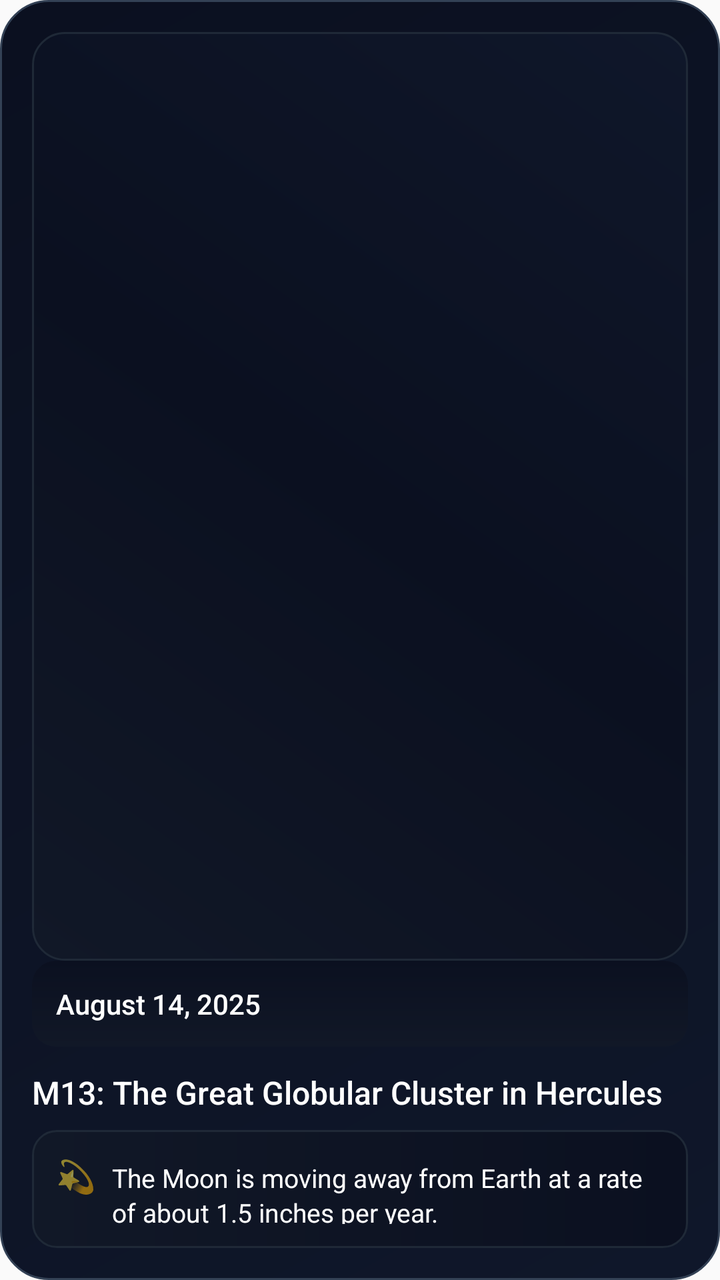
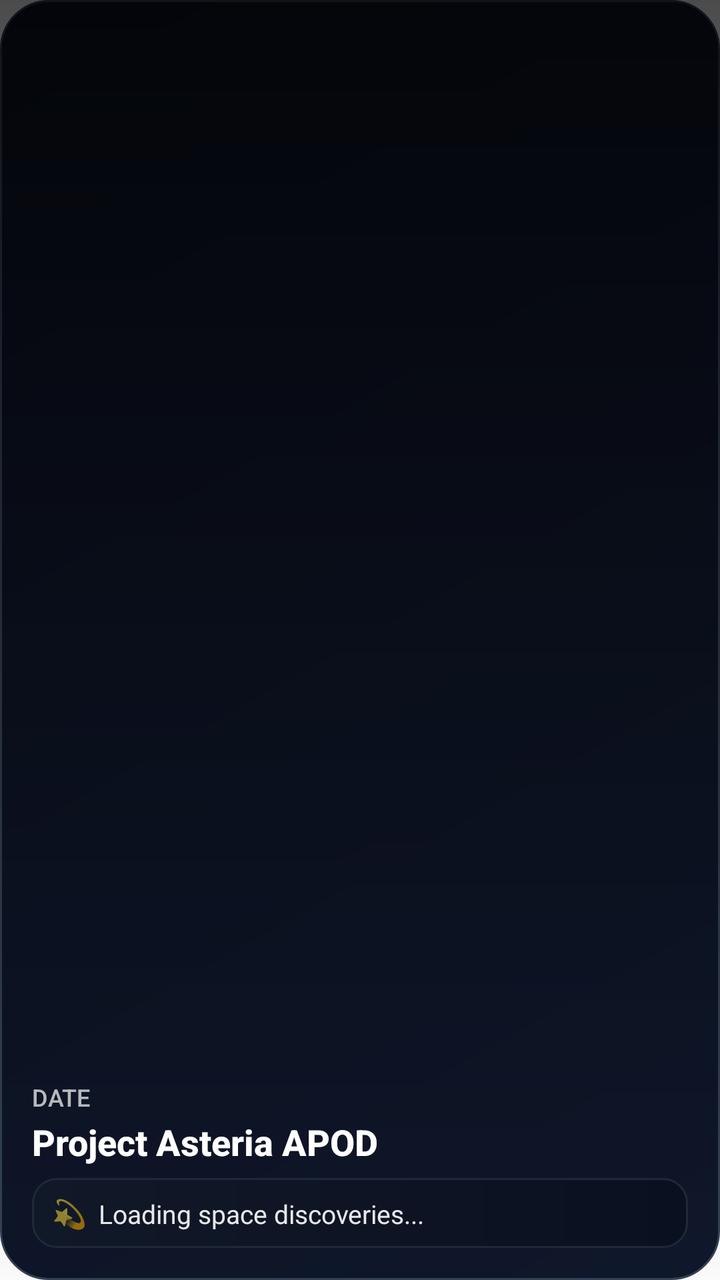

The first picture is an Android layout as it rendered before a commit; the second is the same layout after the commit. The layout source and the unified diff follow.
<!-- AndroidManifest.xml: application theme Theme.ProjectAsteria -->
<!-- res/layout/asteria_app_widget.xml -->
<?xml version="1.0" encoding="utf-8"?>
<LinearLayout xmlns:android="http://schemas.android.com/apk/res/android"
    android:layout_width="match_parent"
    android:layout_height="match_parent"
    android:background="@drawable/widget_background"
    android:orientation="vertical"
    android:padding="16dp">

    <LinearLayout
        android:id="@+id/widget_main_card"
        android:layout_width="match_parent"
        android:layout_height="match_parent"
        android:orientation="vertical">
        
        <ImageView
            android:id="@+id/widget_image"
            android:layout_width="match_parent"
            android:layout_height="0dp"
            android:layout_weight="1"
            android:adjustViewBounds="true"
            android:background="@drawable/widget_image_background"
            android:contentDescription="@string/app_name"
            android:scaleType="centerCrop" />
        
        <LinearLayout
            android:layout_width="match_parent"
            android:layout_height="wrap_content"
            android:background="@drawable/widget_header_background"
            android:orientation="horizontal"
            android:padding="12dp">

            <TextView
                android:id="@+id/widget_date"
                android:layout_width="0dp"
                android:layout_height="wrap_content"
                android:layout_weight="1"
                android:fontFamily="sans-serif-medium"
                android:text="August 14, 2025"
                android:textColor="@android:color/white"
                android:textSize="14sp" />

        </LinearLayout>

        <TextView
            android:id="@+id/widget_title"
            android:layout_width="match_parent"
            android:layout_height="wrap_content"
            android:layout_marginTop="12dp"
            android:fontFamily="sans-serif-medium"
            android:maxLines="2"
            android:text="M13: The Great Globular Cluster in Hercules"
            android:textColor="@android:color/white"
            android:textSize="16sp" />
        
        <LinearLayout
            android:layout_width="match_parent"
            android:layout_height="wrap_content"
            android:layout_marginTop="8dp"
            android:background="@drawable/widget_fact_background"
            android:orientation="horizontal"
            android:padding="12dp">

            <TextView
                android:layout_width="wrap_content"
                android:layout_height="wrap_content"
                android:layout_marginEnd="8dp"
                android:text="💫"
                android:textSize="16sp" />

            <TextView
                android:id="@+id/widget_fact"
                android:layout_width="0dp"
                android:layout_height="wrap_content"
                android:layout_weight="1"
                android:fontFamily="sans-serif"
                android:lineSpacingExtra="2dp"
                android:maxLines="3"
                android:text="The Moon is moving away from Earth at a rate of about 1.5 inches per year."
                android:textColor="@android:color/white"
                android:textSize="13sp" />

        </LinearLayout>

    </LinearLayout>

</LinearLayout>
<!-- resources referenced by this layout -->
<resources>
  <!-- drawable widget_background (drawable) -->
  <?xml version="1.0" encoding="utf-8"?>
  <shape xmlns:android="http://schemas.android.com/apk/res/android">
      <gradient
          android:angle="135"
          android:endColor="#0B1020"
          android:startColor="#0F172A"
          android:type="linear" />
      <corners android:radius="24dp" />
      <stroke
          android:width="1dp"
          android:color="#334155" />
  </shape>
  <!-- drawable widget_fact_background (drawable) -->
  <?xml version="1.0" encoding="utf-8"?>
  <shape xmlns:android="http://schemas.android.com/apk/res/android">
      <gradient
          android:angle="0"
          android:endColor="#0B1020"
          android:startColor="#111827"
          android:type="linear" />
      <corners android:radius="12dp" />
      <stroke
          android:width="1dp"
          android:color="#1F2937" />
  </shape>
  <!-- drawable widget_header_background (drawable) -->
  <?xml version="1.0" encoding="utf-8"?>
  <shape xmlns:android="http://schemas.android.com/apk/res/android">
      <gradient
          android:angle="90"
          android:endColor="#0B1020"
          android:startColor="#111827"
          android:type="linear" />
      <corners android:radius="12dp" />
  </shape>
  <!-- drawable widget_image_background (drawable) -->
  <?xml version="1.0" encoding="utf-8"?>
  <shape xmlns:android="http://schemas.android.com/apk/res/android">
      <gradient
          android:angle="45"
          android:centerColor="#0B1020"
          android:endColor="#0F172A"
          android:startColor="#111827"
          android:type="linear" />
      <corners android:radius="16dp" />
      <stroke
          android:width="1dp"
          android:color="#1F2937" />
  </shape>
  <string name="app_name">Project Asteria</string>
  <style name="Theme.ProjectAsteria" parent="android:Theme.Material.Light.NoActionBar" />
</resources>

<!-- the commit's change to res/layout/asteria_app_widget.xml (unified diff, before → after) -->
@@ -1,86 +1,83 @@
 <?xml version="1.0" encoding="utf-8"?>
-<LinearLayout xmlns:android="http://schemas.android.com/apk/res/android"
+<RelativeLayout xmlns:android="http://schemas.android.com/apk/res/android"
+    android:id="@+id/widget_main_card"
     android:layout_width="match_parent"
     android:layout_height="match_parent"
-    android:background="@drawable/widget_background"
-    android:orientation="vertical"
-    android:padding="16dp">
+    android:background="@drawable/widget_background">
 
-    <LinearLayout
-        android:id="@+id/widget_main_card"
+    
+    <ImageView
+        android:id="@+id/widget_image"
         android:layout_width="match_parent"
         android:layout_height="match_parent"
-        android:orientation="vertical">
-        
-        <ImageView
-            android:id="@+id/widget_image"
-            android:layout_width="match_parent"
-            android:layout_height="0dp"
-            android:layout_weight="1"
-            android:adjustViewBounds="true"
-            android:background="@drawable/widget_image_background"
-            android:contentDescription="@string/app_name"
-            android:scaleType="centerCrop" />
-        
-        <LinearLayout
-            android:layout_width="match_parent"
+        android:scaleType="centerCrop"
+        android:contentDescription="Space Image" />
+
+    
+    <ImageView
+        android:layout_width="match_parent"
+        android:layout_height="match_parent"
+        android:background="@drawable/widget_gradient_overlay" />
+
+    
+    <LinearLayout
+        android:layout_width="match_parent"
+        android:layout_height="wrap_content"
+        android:layout_alignParentBottom="true"
+        android:orientation="vertical"
+        android:padding="16dp">
+
+        <TextView
+            android:id="@+id/widget_date"
+            android:layout_width="wrap_content"
             android:layout_height="wrap_content"
-            android:background="@drawable/widget_header_background"
-            android:orientation="horizontal"
-            android:padding="12dp">
-
-            <TextView
-                android:id="@+id/widget_date"
-                android:layout_width="0dp"
-                android:layout_height="wrap_content"
-                android:layout_weight="1"
-                android:fontFamily="sans-serif-medium"
-                android:text="August 14, 2025"
-                android:textColor="@android:color/white"
-                android:textSize="14sp" />
-
-        </LinearLayout>
+            android:fontFamily="sans-serif-medium"
+            android:text="Date"
+            android:textColor="#B3FFFFFF"
+            android:textSize="12sp"
+            android:textAllCaps="true" />
 
         <TextView
             android:id="@+id/widget_title"
             android:layout_width="match_parent"
             android:layout_height="wrap_content"
-            android:layout_marginTop="12dp"
+            android:layout_marginTop="2dp"
+            android:ellipsize="end"
             android:fontFamily="sans-serif-medium"
             android:maxLines="2"
-            android:text="M13: The Great Globular Cluster in Hercules"
-            android:textColor="@android:color/white"
-            android:textSize="16sp" />
-        
+            android:text="Project Asteria APOD"
+            android:textColor="#FFFFFF"
+            android:textSize="18sp"
+            android:textStyle="bold" />
+            
         <LinearLayout
             android:layout_width="match_parent"
             android:layout_height="wrap_content"
-            android:layout_marginTop="8dp"
+            android:layout_marginTop="6dp"
             android:background="@drawable/widget_fact_background"
             android:orientation="horizontal"
-            android:padding="12dp">
-
+            android:paddingHorizontal="10dp"
+            android:paddingVertical="8dp">
+            
             <TextView
                 android:layout_width="wrap_content"
                 android:layout_height="wrap_content"
-                android:layout_marginEnd="8dp"
+                android:layout_marginEnd="6dp"
                 android:text="💫"
-                android:textSize="16sp" />
-
+                android:textSize="14sp" />
+                
             <TextView
                 android:id="@+id/widget_fact"
-                android:layout_width="0dp"
+                android:layout_width="match_parent"
                 android:layout_height="wrap_content"
-                android:layout_weight="1"
+                android:ellipsize="end"
                 android:fontFamily="sans-serif"
-                android:lineSpacingExtra="2dp"
-                android:maxLines="3"
-                android:text="The Moon is moving away from Earth at a rate of about 1.5 inches per year."
-                android:textColor="@android:color/white"
+                android:maxLines="2"
+                android:text="Loading space discoveries..."
+                android:textColor="#E6FFFFFF"
                 android:textSize="13sp" />
-
+                
         </LinearLayout>
-
     </LinearLayout>
 
-</LinearLayout>
+</RelativeLayout>
<!-- resource entries referenced after the edit -->
@@ -2,55 +2,43 @@
 <resources>
   <!-- drawable widget_background (drawable) -->
   <?xml version="1.0" encoding="utf-8"?>
-  <shape xmlns:android="http://schemas.android.com/apk/res/android">
-      <gradient
-          android:angle="135"
-          android:endColor="#0B1020"
-          android:startColor="#0F172A"
-          android:type="linear" />
-      <corners android:radius="24dp" />
-      <stroke
-          android:width="1dp"
-          android:color="#334155" />
+  
+  <shape xmlns:android="http://schemas.android.com/apk/res/android">
+      <gradient
+          android:angle="135"
+          android:endColor="#0B1020"
+          android:startColor="#0F172A"
+          android:type="linear" />
+      <corners android:radius="24dp" />
+      <stroke
+          android:width="1dp"
+          android:color="#334155" />
   </shape>
   <!-- drawable widget_fact_background (drawable) -->
   <?xml version="1.0" encoding="utf-8"?>
-  <shape xmlns:android="http://schemas.android.com/apk/res/android">
-      <gradient
-          android:angle="0"
-          android:endColor="#0B1020"
-          android:startColor="#111827"
-          android:type="linear" />
-      <corners android:radius="12dp" />
-      <stroke
-          android:width="1dp"
-          android:color="#1F2937" />
+  
+  <shape xmlns:android="http://schemas.android.com/apk/res/android">
+      <gradient
+          android:angle="0"
+          android:endColor="#0B1020"
+          android:startColor="#111827"
+          android:type="linear" />
+      <corners android:radius="12dp" />
+      <stroke
+          android:width="1dp"
+          android:color="#1F2937" />
   </shape>
-  <!-- drawable widget_header_background (drawable) -->
+  <!-- drawable widget_gradient_overlay (drawable) -->
   <?xml version="1.0" encoding="utf-8"?>
-  <shape xmlns:android="http://schemas.android.com/apk/res/android">
-      <gradient
-          android:angle="90"
-          android:endColor="#0B1020"
-          android:startColor="#111827"
-          android:type="linear" />
-      <corners android:radius="12dp" />
+  
+  <shape xmlns:android="http://schemas.android.com/apk/res/android">
+      <gradient
+          android:angle="90"
+          android:startColor="#00000000"
+          android:centerColor="#4D000000"
+          android:endColor="#B3000000"
+          android:type="linear" />
   </shape>
-  <!-- drawable widget_image_background (drawable) -->
-  <?xml version="1.0" encoding="utf-8"?>
-  <shape xmlns:android="http://schemas.android.com/apk/res/android">
-      <gradient
-          android:angle="45"
-          android:centerColor="#0B1020"
-          android:endColor="#0F172A"
-          android:startColor="#111827"
-          android:type="linear" />
-      <corners android:radius="16dp" />
-      <stroke
-          android:width="1dp"
-          android:color="#1F2937" />
-  </shape>
-  <string name="app_name">Project Asteria</string>
   <style name="Theme.ProjectAsteria" parent="android:Theme.Material.Light.NoActionBar" />
 </resources>
 
